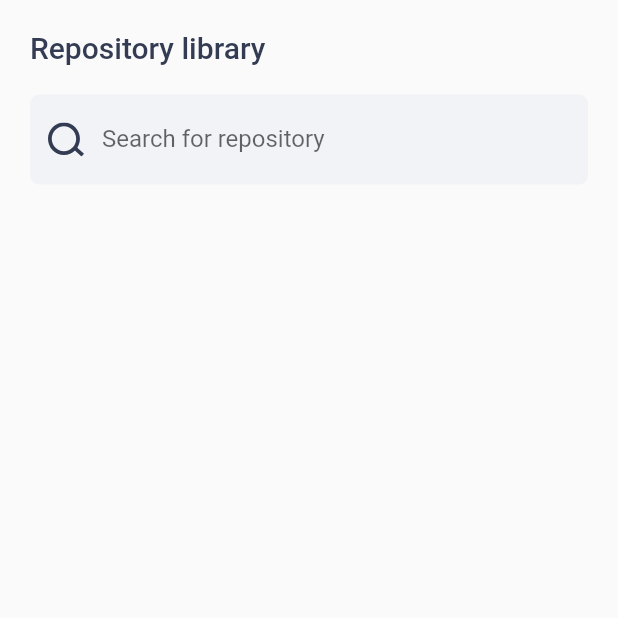
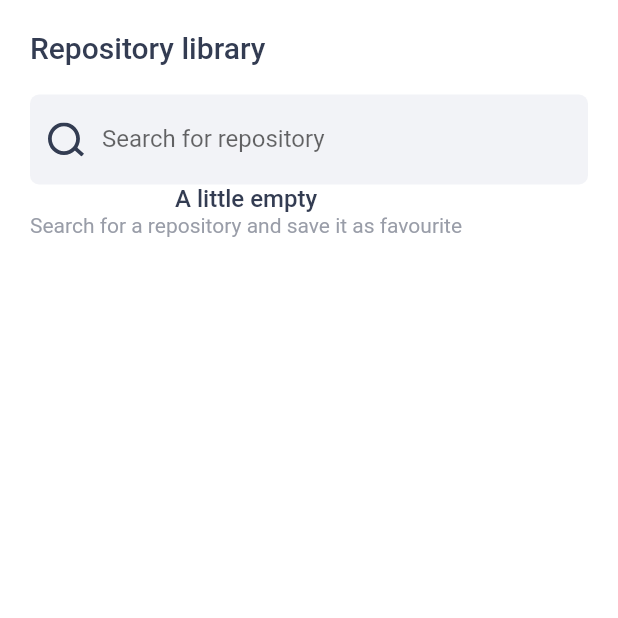
Before and after one commit to MarkcMalloy/gitexplorer, a Flutter app: the screen it shows after launch, on a phone screen of 412 x 824 dp, the top half of it. Run offline on Flutter 3.47's test engine with Material 2 defaults, Android fonts, the phone set to English and light mode, and no system bars; our stand-ins replace flutter_svg, google_fonts.

Commit message:
Added component for when there is no search result. Will implement it

```diff
--- /dev/null
+++ b/lib/Model/repo.dart
@@ -0,0 +1,11 @@
+class Repository {
+  late String repoName;
+  late String repoAsset;
+
+  Repository({required this.repoName, required this.repoAsset});
+
+  Repository.fromJson(Map<String, dynamic> json) {
+    repoName = json['repo_name'];
+    repoAsset = json['repo_asset'];
+  }
+}
--- /dev/null
+++ b/lib/Pages/Search/Components/no_search_result.dart
@@ -0,0 +1,31 @@
+import 'package:flutter/material.dart';
+import 'package:google_fonts/google_fonts.dart';
+
+class NoRepositoryResult extends StatelessWidget {
+  const NoRepositoryResult({Key? key}) : super(key: key);
+
+  @override
+  Widget build(BuildContext context) {
+    return Column(
+      crossAxisAlignment: CrossAxisAlignment.center,
+      mainAxisAlignment: MainAxisAlignment.center,
+      children: [emptyText(), subHeaderText()],
+    );
+  }
+
+  Widget emptyText() {
+    return Text("A little empty",
+        style: GoogleFonts.roboto(
+            color: Color(0xff333C52),
+            fontSize: 16,
+            fontWeight: FontWeight.w500));
+  }
+
+  Widget subHeaderText(){
+    return Text("Search for a repository and save it as favourite",
+        style: GoogleFonts.roboto(
+            color: Color(0xff999DA8),
+            fontSize: 14,
+            fontWeight: FontWeight.w400));
+  }
+}
--- a/lib/Pages/Search/Components/search_repository_bar.dart
+++ b/lib/Pages/Search/Components/search_repository_bar.dart
@@ -2,13 +2,16 @@ import 'package:flutter/material.dart';
 import 'package:gitexplorer/Pages/Search/Components/search_icon.dart';
 
 class SearchRepositoriesBar extends StatefulWidget {
-  const SearchRepositoriesBar({Key? key}) : super(key: key);
+  final Function search;
+  const SearchRepositoriesBar({Key? key, required this.search}) : super(key: key);
 
   @override
   State<SearchRepositoriesBar> createState() => _SearchRepositoriesBarState();
 }
 
 class _SearchRepositoriesBarState extends State<SearchRepositoriesBar> {
+  TextEditingController searchController = TextEditingController();
+
   @override
   Widget build(BuildContext context) {
     return Container(
@@ -24,12 +27,17 @@ class _SearchRepositoriesBarState extends State<SearchRepositoriesBar> {
   Widget textField() {
     TextStyle? style = Theme.of(context).textTheme.bodyText2;
     return TextFormField(
-      onChanged: (str) {},
+      onChanged: (str) {
+        if(str.length >= 3){
+          widget.search(searchController.text);
+        }
+      },
       decoration: InputDecoration(
           labelText: 'Search for repository',
           hintStyle: style,
           prefixIcon: const SearchIcon(),
           border: InputBorder.none),
+      controller: searchController ,
     );
   }
 }
--- a/lib/Pages/Search/search_repositories_screen.dart
+++ b/lib/Pages/Search/search_repositories_screen.dart
@@ -1,7 +1,9 @@
 import 'package:flutter/material.dart';
+import 'package:gitexplorer/Model/repo.dart';
 import 'package:gitexplorer/Services/apiservice.dart';
 import 'package:gitexplorer/Pages/Search/Components/repository_library_headline.dart';
 import 'package:gitexplorer/Pages/Search/Components/search_repository_bar.dart';
+import 'package:gitexplorer/Pages/Search/Components/no_search_result.dart';
 
 class SearchRepositoriesScreen extends StatefulWidget {
   const SearchRepositoriesScreen({Key? key}) : super(key: key);
@@ -13,28 +15,37 @@ class SearchRepositoriesScreen extends StatefulWidget {
 
 class _SearchRepositoriesScreenState extends State<SearchRepositoriesScreen> {
   ApiService apiService = ApiService();
-  String searchStr = "";
+  List<Repository> searchResult = [];
 
-  @override
-  void initState() {
-    super.initState();
-    getSavedRepositories();
+  Future<void> getSavedRepositories(String searchStr) async {
+    print("searchstr: ${searchStr}");
   }
-
-  Future getSavedRepositories() async {}
 
   @override
   Widget build(BuildContext context) {
     return Scaffold(
+      backgroundColor: Color(0xffffffff),
       body: SafeArea(
         child: Padding(
           padding: EdgeInsets.symmetric(horizontal: 20),
           child: Column(
             crossAxisAlignment: CrossAxisAlignment.start,
-            children: const [RepositoryHeadline(), SearchRepositoriesBar()],
+            children: [
+              RepositoryHeadline(),
+              SearchRepositoriesBar(search: getSavedRepositories),
+              showSearchResult()
+            ],
           ),
         ),
       ),
     );
   }
+
+  Widget showSearchResult() {
+    return Visibility(
+      visible: searchResult.isNotEmpty,
+      replacement: const NoRepositoryResult(),
+      child: ListView(),
+    );
+  }
 }
```
